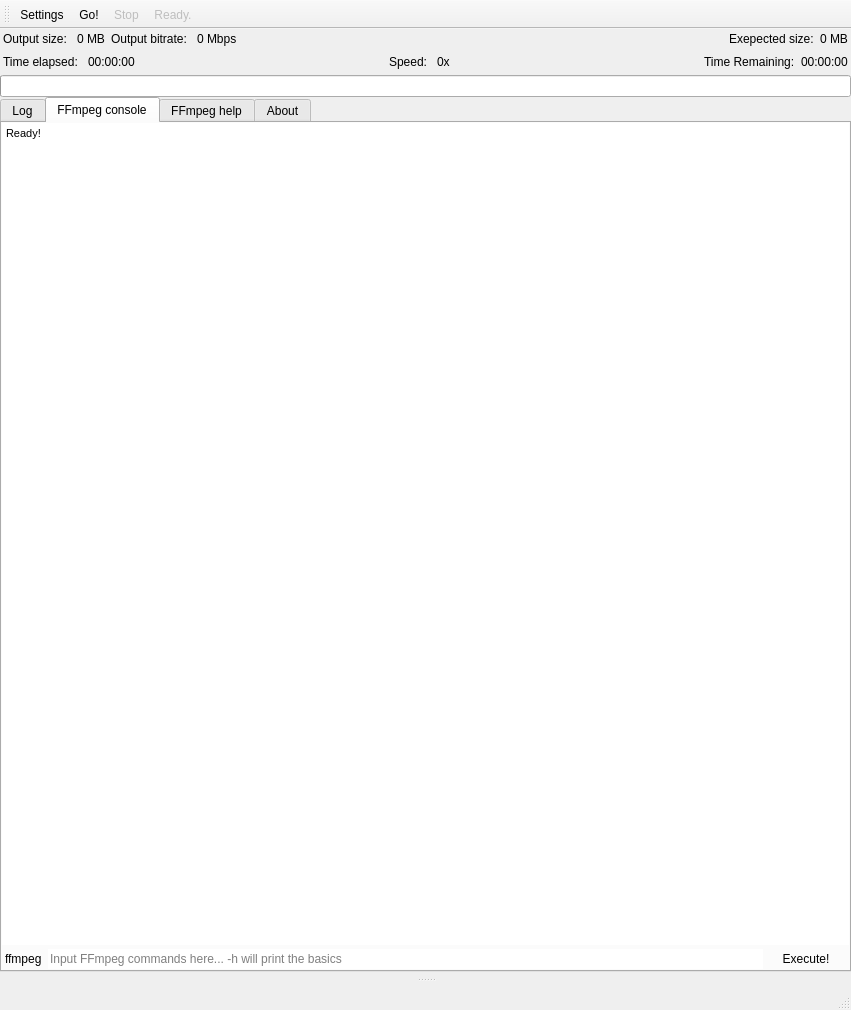
Above: src/UI/mainwindow.ui from RxLaboratory/DuME before the change. Below: the same form after it.
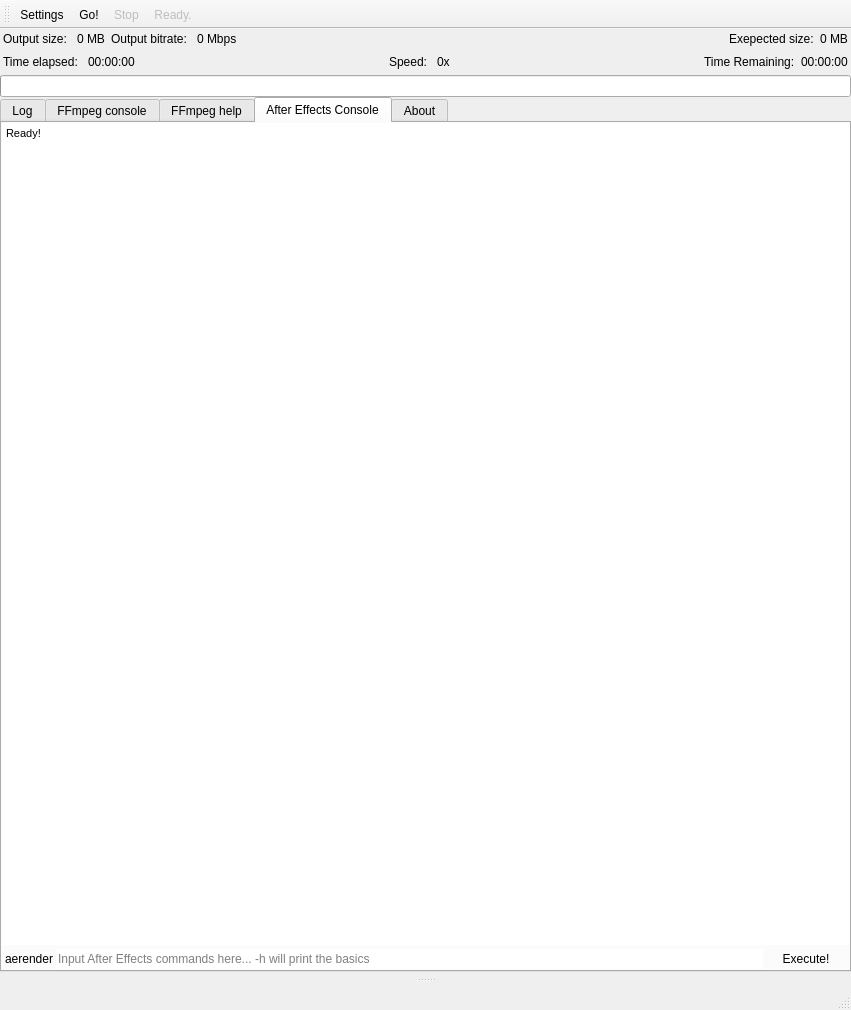
That is the form after the change. Icons and pictures are not drawn.

Commit message: Fixed after effects rendering and render queue

Patch:
```diff
--- a/src/UI/mainwindow.ui
+++ b/src/UI/mainwindow.ui
@@ -253,7 +253,7 @@
         <enum>QTabWidget::North</enum>
        </property>
        <property name="currentIndex">
-        <number>1</number>
+        <number>3</number>
        </property>
        <widget class="QWidget" name="tab_3">
         <attribute name="title">
@@ -406,6 +406,85 @@
          </item>
         </layout>
        </widget>
+       <widget class="QWidget" name="tab_5">
+        <attribute name="title">
+         <string>After Effects Console</string>
+        </attribute>
+        <layout class="QVBoxLayout" name="verticalLayout_2">
+         <property name="spacing">
+          <number>3</number>
+         </property>
+         <property name="leftMargin">
+          <number>0</number>
+         </property>
+         <property name="topMargin">
+          <number>0</number>
+         </property>
+         <property name="rightMargin">
+          <number>0</number>
+         </property>
+         <property name="bottomMargin">
+          <number>0</number>
+         </property>
+         <item>
+          <widget class="QTextBrowser" name="aeConsoleEdit">
+           <property name="frameShape">
+            <enum>QFrame::NoFrame</enum>
+           </property>
+           <property name="html">
+            <string>&lt;!DOCTYPE HTML PUBLIC &quot;-//W3C//DTD HTML 4.0//EN&quot; &quot;http://www.w3.org/TR/REC-html40/strict.dtd&quot;&gt;
+&lt;html&gt;&lt;head&gt;&lt;meta name=&quot;qrichtext&quot; content=&quot;1&quot; /&gt;&lt;style type=&quot;text/css&quot;&gt;
+p, li { white-space: pre-wrap; }
+&lt;/style&gt;&lt;/head&gt;&lt;body style=&quot; font-family:'MS Shell Dlg 2'; font-size:8.25pt; font-weight:400; font-style:normal;&quot;&gt;
+&lt;p style=&quot; margin-top:0px; margin-bottom:0px; margin-left:0px; margin-right:0px; -qt-block-indent:0; text-indent:0px;&quot;&gt;&lt;span style=&quot; font-family:'MS Shell Dlg 2';&quot;&gt;Ready!&lt;/span&gt;&lt;/p&gt;&lt;/body&gt;&lt;/html&gt;</string>
+           </property>
+          </widget>
+         </item>
+         <item>
+          <layout class="QHBoxLayout" name="horizontalLayout_2">
+           <property name="spacing">
+            <number>3</number>
+           </property>
+           <property name="leftMargin">
+            <number>3</number>
+           </property>
+           <property name="rightMargin">
+            <number>3</number>
+           </property>
+           <item>
+            <widget class="QLabel" name="label_2">
+             <property name="text">
+              <string>aerender</string>
+             </property>
+            </widget>
+           </item>
+           <item>
+            <widget class="QLineEdit" name="aeCommandsEdit">
+             <property name="frame">
+              <bool>false</bool>
+             </property>
+             <property name="placeholderText">
+              <string>Input After Effects commands here... -h will print the basics</string>
+             </property>
+             <property name="clearButtonEnabled">
+              <bool>true</bool>
+             </property>
+            </widget>
+           </item>
+           <item>
+            <widget class="QPushButton" name="aeCommandsButton">
+             <property name="text">
+              <string>Execute!</string>
+             </property>
+             <property name="flat">
+              <bool>true</bool>
+             </property>
+            </widget>
+           </item>
+          </layout>
+         </item>
+        </layout>
+       </widget>
        <widget class="QWidget" name="tab_4">
         <attribute name="title">
          <string>About</string>
```
Left out of the diff: 32 changed lines with no effect on the pictures. The commit also changes 14 other files.
